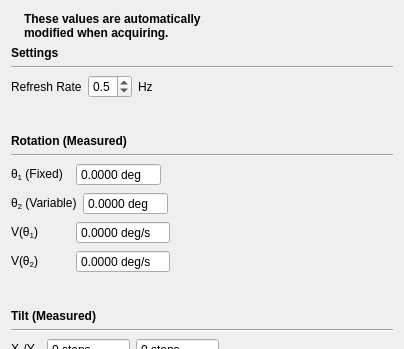
Before: the Qt Designer form client/src/windows/position_window.ui in lPrimemaster/DCScan-GUI, drawn with Qt 5; both pictures show x 0 to 404 and y 0 to 349 of the 404 by 514 pixel window.
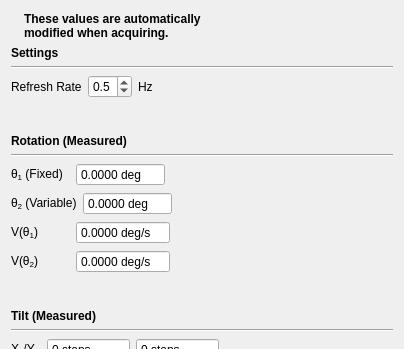
After: the same form once the commit is applied. Icons and pictures are not drawn.

Diff of the .ui file:
```diff
--- a/client/src/windows/position_window.ui
+++ b/client/src/windows/position_window.ui
@@ -199,6 +199,9 @@
        <property name="decimals">
         <number>4</number>
        </property>
+       <property name="minimum">
+        <double>-360.000000000000000</double>
+       </property>
        <property name="maximum">
         <double>360.000000000000000</double>
        </property>
@@ -245,6 +248,9 @@
        <property name="decimals">
         <number>4</number>
        </property>
+       <property name="minimum">
+        <double>-360.000000000000000</double>
+       </property>
        <property name="maximum">
         <double>360.000000000000000</double>
        </property>
```
